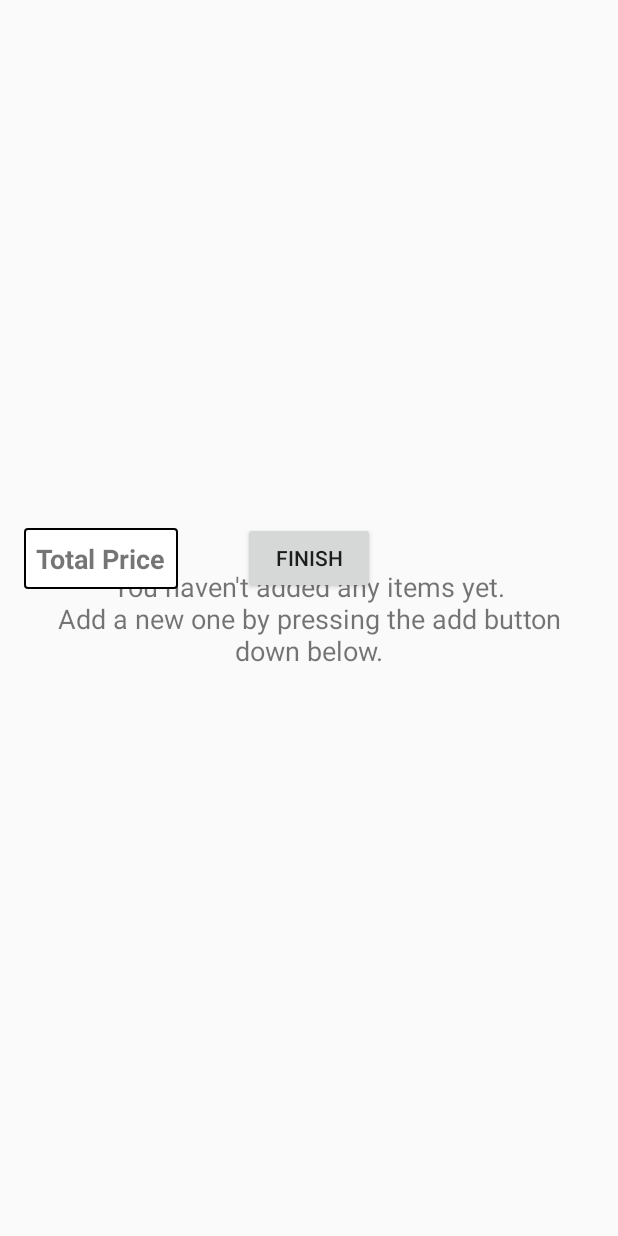
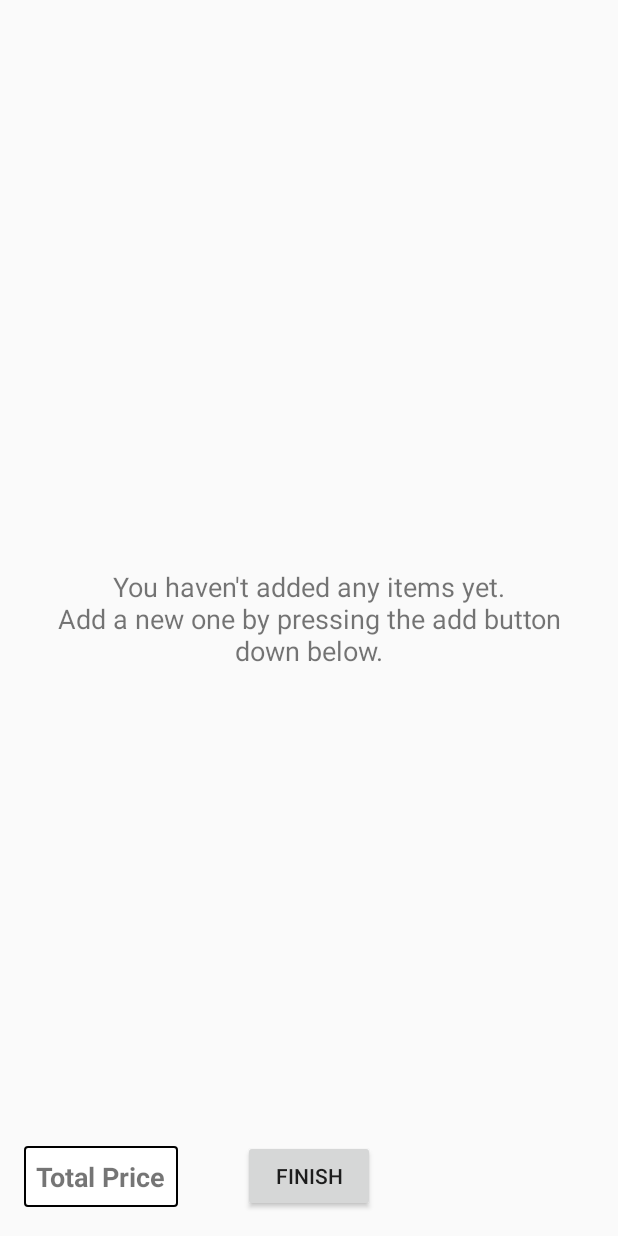
Before and after one commit to SteelColossus/Mobile-Application-Development-Coursework, an Android app: the layout content_shopping_list.xml on its own in the app's theme, with its tools: preview values and no code run, on a phone screen of 412 x 824 dp. Run offline under Robolectric (Android 15) with nearby library versions, the phone set to English and light mode, and no system bars.

Commit message:
Fix bug on removing suggestion with only one in list

```diff
--- a/app/src/main/java/com/steelcolossus/mobiledev/mobileapplicationdevelopmentcoursework/ShoppingListAdapter.java
+++ b/app/src/main/java/com/steelcolossus/mobiledev/mobileapplicationdevelopmentcoursework/ShoppingListAdapter.java
@@ -208,9 +208,9 @@ public class ShoppingListAdapter extends RecyclerViewAdapter<ShoppingListAdapter
     @Override
     public void removeItem(int position)
     {
+        ShoppingListItem shoppingListItem = dataset.get(position);
+
         super.removeItem(position);
-
-        ShoppingListItem shoppingListItem = dataset.get(position);
         suggestionMap.delete(shoppingListItem.getTpnb());
     }
 
--- a/app/src/main/res/layout/content_shopping_list.xml
+++ b/app/src/main/res/layout/content_shopping_list.xml
@@ -55,7 +55,7 @@
         android:layout_height="wrap_content"
         android:layout_marginBottom="16dp"
         android:text="@string/add_list_button_text"
-        app:layout_constraintBottom_toBottomOf="@+id/shoppingListRecyclerView"
+        app:layout_constraintBottom_toBottomOf="parent"
         app:layout_constraintEnd_toEndOf="parent"
         app:layout_constraintStart_toStartOf="parent" />
 
```
